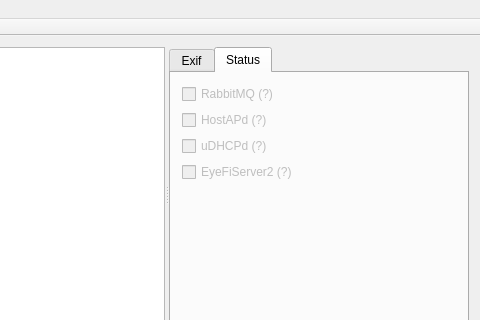
Before: the Qt Designer form eyefilinuxui/gui/ui/mainwindow.ui in hgdeoro/EFLU, drawn with Qt 5; both pictures show x 126 to 606 and y 0 to 320 of the 606 by 477 pixel window.
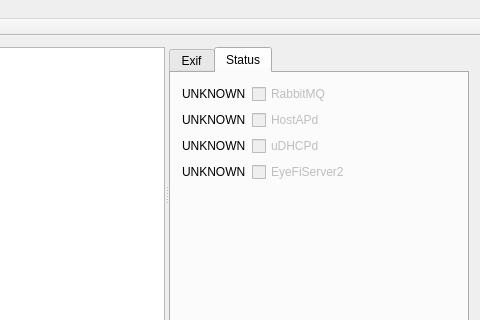
After: the same form once the commit is applied. The open tabs and pages were chosen to show the change.

Commit message: Use color text to show services status

Patch:
```diff
--- a/eyefilinuxui/gui/ui/mainwindow.ui
+++ b/eyefilinuxui/gui/ui/mainwindow.ui
@@ -127,60 +127,75 @@
          <attribute name="title">
           <string>Status</string>
          </attribute>
-         <layout class="QVBoxLayout" name="verticalLayout">
-          <item>
+         <layout class="QFormLayout" name="formLayout">
+          <item row="0" column="0">
+           <widget class="QLabel" name="status_label_rabbitmq">
+            <property name="text">
+             <string>UNKNOWN</string>
+            </property>
+           </widget>
+          </item>
+          <item row="0" column="1">
            <widget class="QCheckBox" name="status_checkBox_rabbitmq">
             <property name="enabled">
              <bool>false</bool>
             </property>
             <property name="text">
-             <string>RabbitMQ (?)</string>
+             <string>RabbitMQ</string>
             </property>
            </widget>
           </item>
-          <item>
+          <item row="1" column="1">
            <widget class="QCheckBox" name="status_checkBox_hostapd">
             <property name="enabled">
              <bool>false</bool>
             </property>
             <property name="text">
-             <string>HostAPd (?)</string>
+             <string>HostAPd</string>
             </property>
            </widget>
           </item>
-          <item>
+          <item row="1" column="0">
+           <widget class="QLabel" name="status_label_hostapd">
+            <property name="text">
+             <string>UNKNOWN</string>
+            </property>
+           </widget>
+          </item>
+          <item row="2" column="1">
            <widget class="QCheckBox" name="status_checkBox_udhcpd">
             <property name="enabled">
              <bool>false</bool>
             </property>
             <property name="text">
-             <string>uDHCPd (?)</string>
+             <string>uDHCPd</string>
             </property>
            </widget>
           </item>
-          <item>
+          <item row="2" column="0">
+           <widget class="QLabel" name="status_label_udhcpd">
+            <property name="text">
+             <string>UNKNOWN</string>
+            </property>
+           </widget>
+          </item>
+          <item row="3" column="0">
+           <widget class="QLabel" name="status_label_eyefiserver2">
+            <property name="text">
+             <string>UNKNOWN</string>
+            </property>
+           </widget>
+          </item>
+          <item row="3" column="1">
            <widget class="QCheckBox" name="status_checkBox_eyefiserver2">
             <property name="enabled">
              <bool>false</bool>
             </property>
             <property name="text">
-             <string>EyeFiServer2 (?)</string>
+             <string>EyeFiServer2</string>
             </property>
            </widget>
           </item>
-          <item>
-           <spacer name="verticalSpacer">
-            <property name="orientation">
-             <enum>Qt::Vertical</enum>
-            </property>
-            <property name="sizeHint" stdset="0">
-             <size>
-              <width>20</width>
-              <height>40</height>
-             </size>
-            </property>
-           </spacer>
-          </item>
          </layout>
         </widget>
        </widget>
```
Left out of the diff: 4 changed lines with no effect on the pictures. The commit also changes 3 other files.
